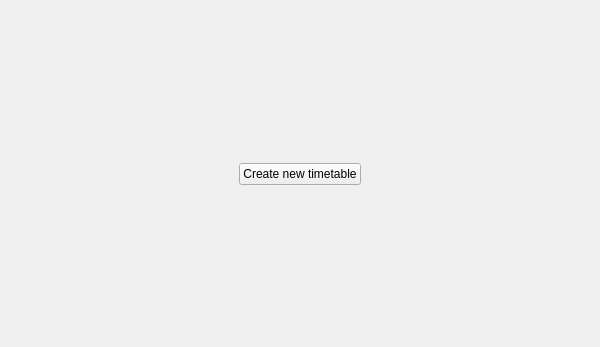
Qt form Orar/OrarApp/HomeView.ui (alexandrutm/UnivTimetable) before a commit.
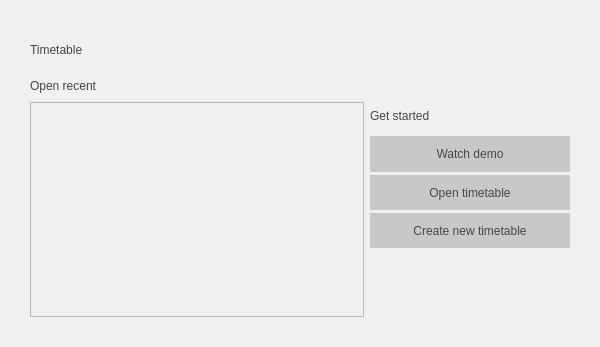
The same form after that commit.

What changed in the file:
```diff
--- a/Orar/OrarApp/HomeView.ui
+++ b/Orar/OrarApp/HomeView.ui
@@ -13,80 +13,207 @@
   <property name="windowTitle">
    <string>HomePage</string>
   </property>
-  <layout class="QGridLayout" name="gridLayout_2">
-   <item row="0" column="0">
-    <layout class="QGridLayout" name="gridLayout">
-     <item row="0" column="0">
-      <spacer name="horizontalSpacer">
-       <property name="orientation">
-        <enum>Qt::Horizontal</enum>
-       </property>
-       <property name="sizeHint" stdset="0">
+  <property name="styleSheet">
+   <string notr="true">background-color: rgb(240, 240, 240);</string>
+  </property>
+  <layout class="QHBoxLayout" name="horizontalLayout">
+   <property name="leftMargin">
+    <number>30</number>
+   </property>
+   <property name="topMargin">
+    <number>30</number>
+   </property>
+   <property name="rightMargin">
+    <number>30</number>
+   </property>
+   <property name="bottomMargin">
+    <number>30</number>
+   </property>
+   <item>
+    <layout class="QVBoxLayout" name="verticalLayout_2">
+     <item>
+      <widget class="QLabel" name="label_3">
+       <property name="maximumSize">
         <size>
-         <width>40</width>
-         <height>20</height>
+         <width>16777215</width>
+         <height>40</height>
         </size>
        </property>
-      </spacer>
-     </item>
-     <item row="0" column="1">
-      <layout class="QVBoxLayout" name="verticalLayout">
-       <item>
-        <spacer name="verticalSpacer_2">
-         <property name="orientation">
-          <enum>Qt::Vertical</enum>
-         </property>
-         <property name="sizeHint" stdset="0">
-          <size>
-           <width>20</width>
-           <height>40</height>
-          </size>
-         </property>
-        </spacer>
-       </item>
-       <item>
-        <widget class="QPushButton" name="pushButtonSecondView">
-         <property name="sizePolicy">
-          <sizepolicy hsizetype="Minimum" vsizetype="Preferred">
-           <horstretch>0</horstretch>
-           <verstretch>0</verstretch>
-          </sizepolicy>
-         </property>
-         <property name="text">
-          <string>Create new timetable</string>
-         </property>
-        </widget>
-       </item>
-       <item>
-        <spacer name="verticalSpacer">
-         <property name="orientation">
-          <enum>Qt::Vertical</enum>
-         </property>
-         <property name="sizeHint" stdset="0">
-          <size>
-           <width>20</width>
-           <height>40</height>
-          </size>
-         </property>
-        </spacer>
-       </item>
-      </layout>
-     </item>
-     <item row="0" column="2">
-      <spacer name="horizontalSpacer_2">
-       <property name="orientation">
-        <enum>Qt::Horizontal</enum>
+       <property name="styleSheet">
+        <string notr="true">font: 75 24pt &quot;Times New Roman&quot;;
+color: rgb(70, 70, 70);</string>
        </property>
-       <property name="sizeHint" stdset="0">
+       <property name="text">
+        <string>Timetable</string>
+       </property>
+      </widget>
+     </item>
+     <item>
+      <widget class="QLabel" name="label">
+       <property name="maximumSize">
         <size>
-         <width>40</width>
+         <width>16777215</width>
          <height>20</height>
         </size>
        </property>
-      </spacer>
+       <property name="styleSheet">
+        <string notr="true">font: 75 12pt &quot;Times New Roman&quot;;
+color: rgb(70, 70, 70);</string>
+       </property>
+       <property name="text">
+        <string>Open recent</string>
+       </property>
+      </widget>
+     </item>
+     <item>
+      <widget class="QFrame" name="frame_2">
+       <property name="frameShape">
+        <enum>QFrame::StyledPanel</enum>
+       </property>
+       <property name="frameShadow">
+        <enum>QFrame::Raised</enum>
+       </property>
+      </widget>
      </item>
     </layout>
    </item>
+   <item>
+    <widget class="QFrame" name="frame_3">
+     <property name="maximumSize">
+      <size>
+       <width>200</width>
+       <height>150</height>
+      </size>
+     </property>
+     <property name="frameShape">
+      <enum>QFrame::NoFrame</enum>
+     </property>
+     <property name="frameShadow">
+      <enum>QFrame::Raised</enum>
+     </property>
+     <layout class="QVBoxLayout" name="verticalLayout">
+      <property name="spacing">
+       <number>3</number>
+      </property>
+      <property name="leftMargin">
+       <number>0</number>
+      </property>
+      <property name="topMargin">
+       <number>0</number>
+      </property>
+      <property name="rightMargin">
+       <number>0</number>
+      </property>
+      <property name="bottomMargin">
+       <number>0</number>
+      </property>
+      <item>
+       <widget class="QLabel" name="label_2">
+        <property name="maximumSize">
+         <size>
+          <width>16777215</width>
+          <height>40</height>
+         </size>
+        </property>
+        <property name="styleSheet">
+         <string notr="true">font: 75 12pt &quot;Times New Roman&quot;;
+color: rgb(70, 70, 70);</string>
+        </property>
+        <property name="text">
+         <string>Get started</string>
+        </property>
+       </widget>
+      </item>
+      <item>
+       <widget class="QPushButton" name="mDemo">
+        <property name="sizePolicy">
+         <sizepolicy hsizetype="Minimum" vsizetype="Preferred">
+          <horstretch>0</horstretch>
+          <verstretch>0</verstretch>
+         </sizepolicy>
+        </property>
+        <property name="maximumSize">
+         <size>
+          <width>16777215</width>
+          <height>40</height>
+         </size>
+        </property>
+        <property name="styleSheet">
+         <string notr="true">QPushButton{
+	font: 75 11pt &quot;Times New Roman&quot;;
+	color: rgb(70, 70, 70);
+	background-color: rgb(200, 200, 200);
+	border: 0px solid;
+}
+
+QPushButton:hover {
+	background-color: rgb(231, 231, 231);
+}</string>
+        </property>
+        <property name="text">
+         <string>Watch demo</string>
+        </property>
+       </widget>
+      </item>
+      <item>
+       <widget class="QPushButton" name="mOpenTimetable">
+        <property name="maximumSize">
+         <size>
+          <width>16777215</width>
+          <height>40</height>
+         </size>
+        </property>
+        <property name="styleSheet">
+         <string notr="true">QPushButton{
+	font: 75 11pt &quot;Times New Roman&quot;;
+	color: rgb(70, 70, 70);
+	background-color: rgb(200, 200, 200);
+	border: 0px solid;
+}
+
+QPushButton:hover {
+	background-color: rgb(231, 231, 231);
+}</string>
+        </property>
+        <property name="text">
+         <string>Open timetable</string>
+        </property>
+       </widget>
+      </item>
+      <item>
+       <widget class="QPushButton" name="mCreateNewTimetable">
+        <property name="sizePolicy">
+         <sizepolicy hsizetype="Minimum" vsizetype="Preferred">
+          <horstretch>0</horstretch>
+          <verstretch>0</verstretch>
+         </sizepolicy>
+        </property>
+        <property name="maximumSize">
+         <size>
+          <width>16777215</width>
+          <height>40</height>
+         </size>
+        </property>
+        <property name="styleSheet">
+         <string notr="true">QPushButton{
+	font: 75 11pt &quot;Times New Roman&quot;;
+	color: rgb(70, 70, 70);
+	background-color: rgb(200, 200, 200);
+	border: 0px solid;
+}
+
+QPushButton:hover {
+	background-color: rgb(231, 231, 231);
+}</string>
+        </property>
+        <property name="text">
+         <string>Create new timetable</string>
+        </property>
+       </widget>
+      </item>
+     </layout>
+    </widget>
+   </item>
   </layout>
  </widget>
  <layoutdefault spacing="6" margin="11"/>
```
